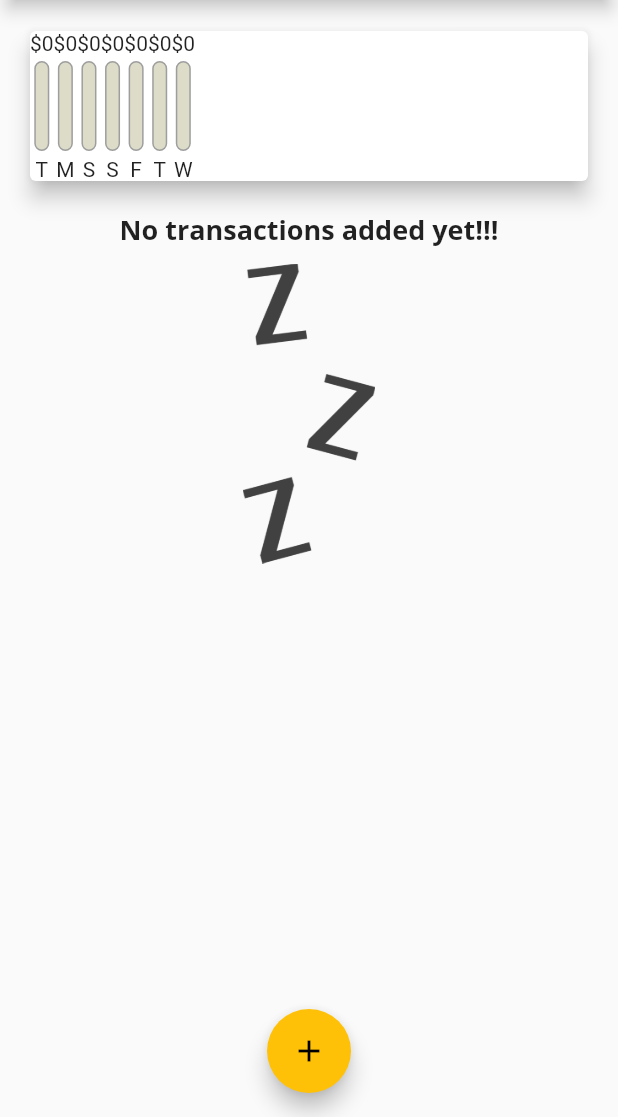
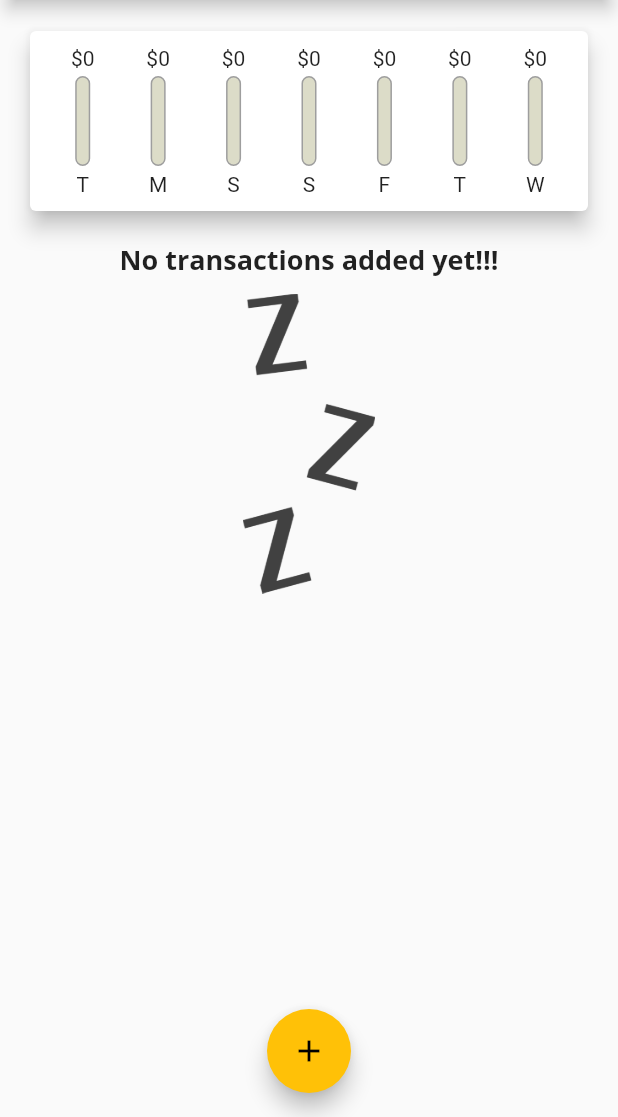
Before and after one commit to boyk0/pesonal-expenses-app, a Flutter app: the screen it shows after launch, on a phone screen of 412 x 824 dp, the part 119-1236 px from its top. Run offline on Flutter 3.47's test engine with Material 2 defaults, Android fonts, the phone set to English and light mode, and no system bars.

Commit message:
add flex

```diff
--- a/lib/widgets/chart.dart
+++ b/lib/widgets/chart.dart
@@ -22,9 +22,6 @@ class Chart extends StatelessWidget {
         }
       }
 
-      print('day ${DateFormat.E().format(weekDay).substring(0, 1)}');
-      print('amount ${sum}');
-
       return {
         'day': DateFormat.E().format(weekDay).substring(0, 1),
         'amount': sum,
@@ -38,17 +35,23 @@ class Chart extends StatelessWidget {
 
   @override
   Widget build(BuildContext context) {
-    print(groupedTransaction);
     return Card(
       elevation: 6,
       margin: EdgeInsets.all(20),
-      child: Row(
-        children: groupedTransaction.map((data) {
-          return ChartBar(
-              data['day'].toString(),
-              data['amount'] as double,
-              totalSpending == 0.0 ? 0.0 : (data['amount'] as double) / totalSpending);
-        }).toList(),
+      child: Padding(
+        padding: EdgeInsets.all(10),
+        child: Row(
+          mainAxisAlignment: MainAxisAlignment.spaceAround,
+          children: groupedTransaction.map((data) {
+            return Flexible(
+              fit: FlexFit.tight,
+              child: ChartBar(
+                  data['day'].toString(),
+                  data['amount'] as double,
+                  totalSpending == 0.0 ? 0.0 : (data['amount'] as double) / totalSpending),
+            );
+          }).toList(),
+        ),
       ),
     );
   }
--- a/lib/widgets/chart_bar.dart
+++ b/lib/widgets/chart_bar.dart
@@ -11,7 +11,9 @@ class ChartBar extends StatelessWidget {
   Widget build(BuildContext context) {
     return Column(
       children: [
-        Text('\$${spendingAmount.toStringAsFixed(0)}'),
+        FittedBox(
+            child: Text('\$${spendingAmount.toStringAsFixed(0)}'),
+        ),
         SizedBox(height: 4,),
         Container(
           height: 60,
```
